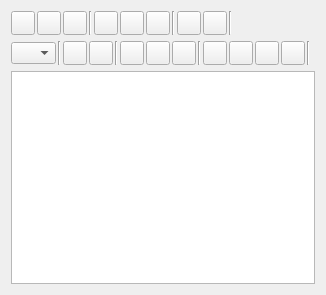
First picture: the form in lib/qt/ui/textEditorWidget.ui, repository snaress/bank, before the edit.
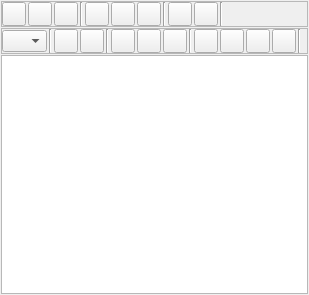
Second picture: the form after the edit.

```diff
--- a/lib/qt/ui/textEditorWidget.ui
+++ b/lib/qt/ui/textEditorWidget.ui
@@ -6,7 +6,7 @@
    <rect>
     <x>0</x>
     <y>0</y>
-    <width>326</width>
+    <width>309</width>
     <height>295</height>
    </rect>
   </property>
@@ -14,11 +14,31 @@
    <string>Form</string>
   </property>
   <layout class="QGridLayout" name="gridLayout">
+   <property name="margin">
+    <number>1</number>
+   </property>
+   <property name="spacing">
+    <number>1</number>
+   </property>
+   <item row="2" column="0">
+    <widget class="QTextEdit" name="teText">
+     <property name="tabStopWidth">
+      <number>10</number>
+     </property>
+    </widget>
+   </item>
    <item row="0" column="0">
-    <layout class="QHBoxLayout" name="horizontalLayout">
+    <widget class="QFrame" name="qfFileBtns">
+     <property name="frameShape">
+      <enum>QFrame::StyledPanel</enum>
+     </property>
+     <layout class="QHBoxLayout" name="hlFileBtns">
      <property name="spacing">
       <number>2</number>
      </property>
+      <property name="margin">
+       <number>0</number>
+      </property>
      <item>
       <widget class="QPushButton" name="bClearText">
        <property name="minimumSize">
@@ -206,12 +226,20 @@
       </spacer>
      </item>
     </layout>
+    </widget>
    </item>
    <item row="1" column="0">
-    <layout class="QHBoxLayout" name="horizontalLayout_2">
+    <widget class="QFrame" name="qfTextBtns">
+     <property name="frameShape">
+      <enum>QFrame::StyledPanel</enum>
+     </property>
+     <layout class="QHBoxLayout" name="hfTextBtns">
      <property name="spacing">
       <number>2</number>
      </property>
+      <property name="margin">
+       <number>0</number>
+      </property>
      <item>
       <widget class="QComboBox" name="cbFontSize">
        <property name="minimumSize">
@@ -441,12 +469,6 @@
       </spacer>
      </item>
     </layout>
-   </item>
-   <item row="2" column="0">
-    <widget class="QTextEdit" name="teText">
-     <property name="tabStopWidth">
-      <number>10</number>
-     </property>
     </widget>
    </item>
   </layout>
```
Left out of the diff: 2 changed lines with no effect on the pictures. Lines whose indentation alone changed are shown as unchanged.
